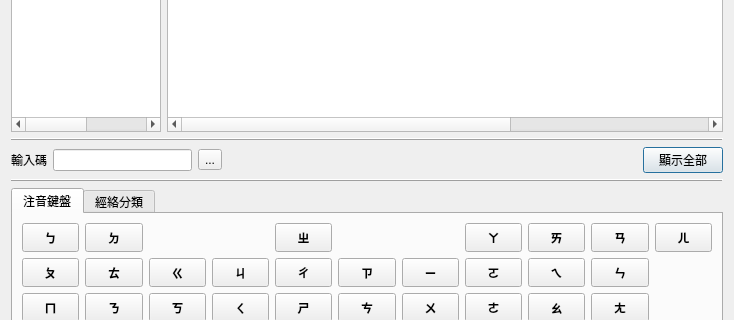
First picture: the form in ui/dialog_medicine.ui, repository picacat/pymedical, before the edit; both pictures show x 0 to 734 and y 386 to 706 of the 734 by 802 pixel window.
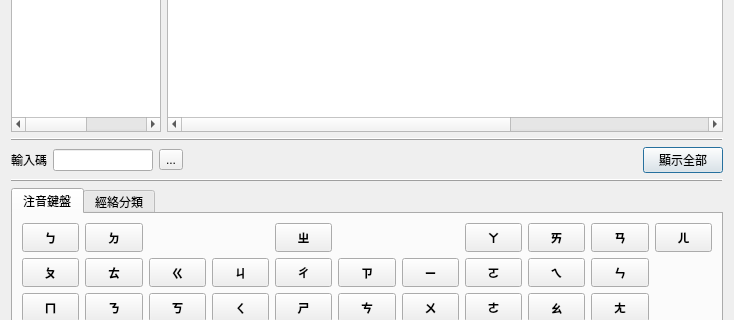
Second picture: the form after the edit. Icons and pictures are not drawn.

What changed in the file:
```diff
--- a/ui/dialog_medicine.ui
+++ b/ui/dialog_medicine.ui
@@ -139,6 +139,12 @@
      </item>
      <item>
       <widget class="QLineEdit" name="lineEdit_input_code">
+       <property name="maximumSize">
+        <size>
+         <width>100</width>
+         <height>16777215</height>
+        </size>
+       </property>
        <property name="clearButtonEnabled">
         <bool>true</bool>
        </property>
@@ -168,32 +174,6 @@
        </property>
       </spacer>
      </item>
-     <item>
-      <spacer name="horizontalSpacer_2">
-       <property name="orientation">
-        <enum>Qt::Horizontal</enum>
-       </property>
-       <property name="sizeHint" stdset="0">
-        <size>
-         <width>40</width>
-         <height>20</height>
-        </size>
-       </property>
-      </spacer>
-     </item>
-     <item>
-      <spacer name="horizontalSpacer">
-       <property name="orientation">
-        <enum>Qt::Horizontal</enum>
-       </property>
-       <property name="sizeHint" stdset="0">
-        <size>
-         <width>40</width>
-         <height>20</height>
-        </size>
-       </property>
-      </spacer>
-     </item>
      <item>
       <widget class="QPushButton" name="pushButton_show_all">
        <property name="text">
```
